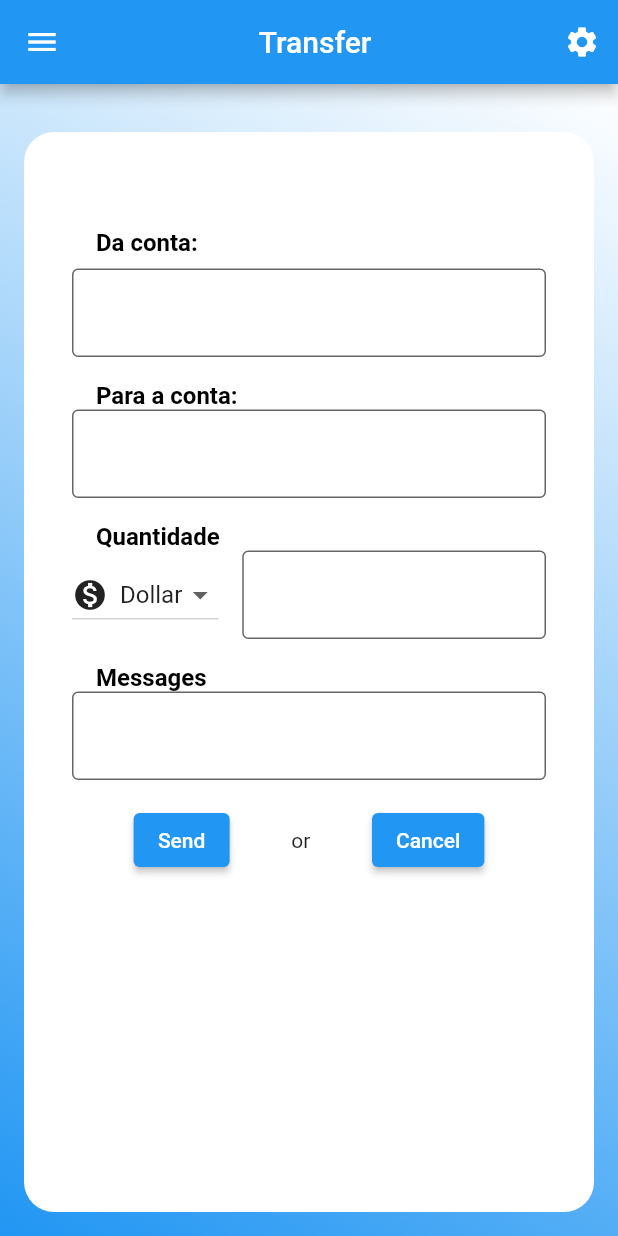
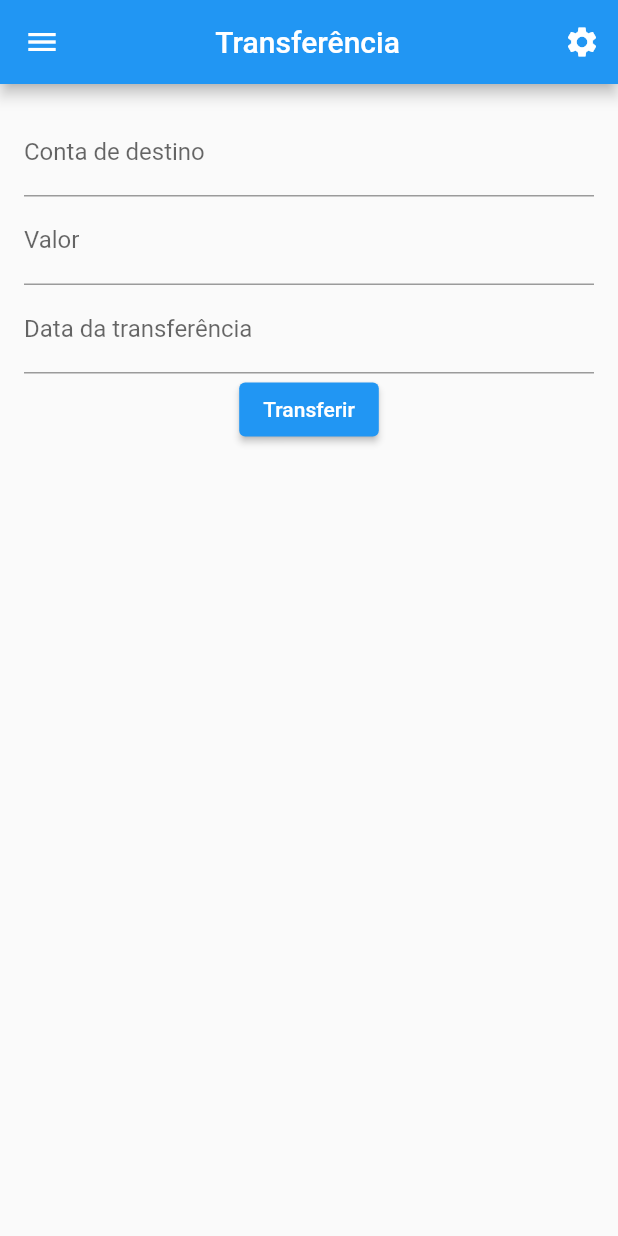
Before and after one commit to MaffezzoIIi/n1-mobile, a Flutter app: the Transfer screen opened directly, on a phone screen of 412 x 824 dp. Run offline on Flutter 3.47's test engine with Material 2 defaults, Android fonts, the light colour scheme and no system bars; drawn by our look-alikes of datetime_picker_formfield; our stand-ins replace cloud_firestore, firebase_core; accounts and stored records are empty.

Commit message:
integração com o fire base e crud de insert

```diff
--- a/lib/main.dart
+++ b/lib/main.dart
@@ -1,7 +1,10 @@
+import 'package:firebase_core/firebase_core.dart';
 import 'package:flutter/material.dart';
 import 'package:n1mobile/pages/login.dart';
 
-void main() {
+Future main() async {
+  WidgetsFlutterBinding.ensureInitialized();
+  await Firebase.initializeApp();
   runApp(const MyApp());
 }
 
--- a/lib/pages/main_page.dart
+++ b/lib/pages/main_page.dart
@@ -41,7 +41,7 @@ class MainPage extends StatelessWidget {
                 border: Border.all(color: Colors.grey, width: 1),
                 borderRadius: BorderRadius.circular(15),
               ),
-              padding: const EdgeInsets.all(15),
+              padding: const EdgeInsets.all(13),
               child: Row(children: [
                 const Icon(color: Colors.orange, Icons.person, size: 120),
                 Container(
@@ -94,7 +94,7 @@ class MainPage extends StatelessWidget {
                             onTap: () {
                               Navigator.of(context).push(
                                 MaterialPageRoute(
-                                  builder: (context) => const Transfer(),
+                                  builder: (context) => Transfer(),
                                 ),
                               );
                             },
--- a/lib/pages/transfer.dart
+++ b/lib/pages/transfer.dart
@@ -1,15 +1,21 @@
+import 'package:cloud_firestore/cloud_firestore.dart';
+import 'package:datetime_picker_formfield/datetime_picker_formfield.dart';
 import 'package:flutter/material.dart';
+import 'package:intl/intl.dart';
 
 class Transfer extends StatelessWidget {
-  const Transfer({Key? key}) : super(key: key);
+  Transfer({Key? key}) : super(key: key);
+
+  final contaDestino = TextEditingController();
+  final valorTransfer = TextEditingController();
+  final dataController = TextEditingController();
 
   @override
   Widget build(BuildContext context) {
-    var _selectedItem;
     return Scaffold(
         appBar: AppBar(
           title: const Center(
-          child: Text('Transfer'),
+            child: Text('Transferência  '),
           ),
           leading: IconButton(
             onPressed: () {},
@@ -23,176 +29,104 @@ class Transfer extends StatelessWidget {
           ],
         ),
         body: Container(
-        height: MediaQuery.of(context).size.height,
-        decoration: const BoxDecoration(
-          gradient: LinearGradient(
-            begin: Alignment.bottomLeft,
-            end: Alignment.topRight,
-            colors: [
-              Colors.blue,
-              Colors.white,
-            ],
+          padding: EdgeInsets.all(16),
+          child: Column(
+            children: [
+              TextField(
+                controller: contaDestino,
+                decoration: const InputDecoration(
+                  labelText: 'Conta de destino',
+                  hintText: 'Número da conta',
                 ),
               ),
-        child: Padding(
-          padding: const EdgeInsets.fromLTRB(16, 32, 16, 16),
-          child: Container(
-            width: 400,
-            padding: const EdgeInsets.all(16),
-            decoration: const BoxDecoration(
-              color: Colors.white,
-              borderRadius: BorderRadius.all(Radius.circular(20)),
+              TextField(
+                controller: valorTransfer,
+                decoration: const InputDecoration(
+                  labelText: 'Valor',
+                  hintText: '0.00',
                 ),
-            alignment: Alignment.center,
-            child: Padding(
-              padding: const EdgeInsets.all(16.0),
-              child: Column(
-                children: [
-                  const SizedBox(
-                    height: 32,
+                keyboardType: TextInputType.number,
               ),
-                  Container(
-                    margin: const EdgeInsets.only(left: 16),
-                    alignment: Alignment.centerLeft,
-                    child: const Text(
-                      'Da conta:',
-                      style: TextStyle(
-                        fontWeight: FontWeight.bold,
-                        fontSize: 16,
-                        color: Colors.black,
+              // create a date picker widget
+              DateTimeField(
+                controller: dataController,
+                decoration: const InputDecoration(
+                  labelText: 'Data da transferência',
+                  hintText: 'dd/mm/aaaa',
                 ),
+                onShowPicker: (context, currentValue) async {
+                  final date = await showDatePicker(
+                    context: context,
+                    firstDate: DateTime(1900),
+                    lastDate: DateTime(2100),
+                    initialDate: currentValue ?? DateTime.now(),
+                  );
+                  return date;
+                },
+                format: DateFormat('yyyy-MM-dd'),
               ),
-                  ),
-                  const SizedBox(height: 8),
-                  const TextField(
-                    decoration: InputDecoration(
-                      border: OutlineInputBorder(),
-                      fillColor: Colors.white,
-                      filled: true,
-                    ),
-                  ),
-                  const SizedBox(
-                    height: 16,
-                  ),
-                  Container(
-                    margin: const EdgeInsets.only(left: 16),
-                    alignment: Alignment.centerLeft,
-                    child: const Text(
-                      'Para a conta:',
-                      style: TextStyle(
-                        fontWeight: FontWeight.bold,
-                        fontSize: 16,
-                        color: Colors.black,
-                      ),
-                    ),
-                  ),
-                  const TextField(
-                    decoration: InputDecoration(
-                      border: OutlineInputBorder(),
-                      fillColor: Colors.white,
-                      filled: true,
-                    ),
-                  ),
-                  const SizedBox(
-                    height: 16,
-                  ),
-                  Container(
-                    margin: const EdgeInsets.only(left: 16),
-                    alignment: Alignment.centerLeft,
-                    child: const Text(
-                      'Quantidade',
-                      style: TextStyle(
-                        fontWeight: FontWeight.bold,
-                        fontSize: 16,
-                        color: Colors.black,
-                      ),
-                    ),
-                  ),
-                  // add a row with two text fields
-                  Row(
-                    children: [
-                      DropdownButton<String>(
-                        value: 'Option 1',
-                        onChanged: (value) {
-                          setState(() {
-                            _selectedItem = value;
-                          });
+
+              ElevatedButton(
+                onPressed: () {
+                  final name = contaDestino.text;
+                  final value = int.tryParse(valorTransfer.text) ?? 0;
+                  final dateTransfer = dataController.text;
+
+                  final TransferModel transferModel = TransferModel(
+                    name: name,
+                    value: value,
+                    dateTransfer: DateTime.parse(dateTransfer),
+                  );
+
+                  createUser(transferModel);
                 },
-                        items: const [
-                          DropdownMenuItem(
-                            value: 'Option 1',
-                            child: Row(
-                              children: [
-                                Icon(Icons.monetization_on_sharp),
-                                SizedBox(width: 8),
-                                Text('Dollar'),
-                              ],
-                            ),
+                child: const Text('Transferir'),
               ),
             ],
           ),
-                      const SizedBox(width: 16),
-                      const Expanded(
-                        child: TextField(
-                          decoration: InputDecoration(
-                            border: OutlineInputBorder(),
-                            fillColor: Colors.white,
-                            filled: true,
-                          ),
-                        ),
-                      ),
-                    ],
-                  ),
-                  const SizedBox(
-                    height: 16,
-                  ),
-                  Container(
-                    margin: const EdgeInsets.only(left: 16),
-                    alignment: Alignment.centerLeft,
-                    child: const Text(
-                      'Messages',
-                      style: TextStyle(
-                        fontWeight: FontWeight.bold,
-                        fontSize: 16,
-                        color: Colors.black,
-                      ),
-                    ),
-                  ),
-                  const TextField(
-                    decoration: InputDecoration(
-                      border: OutlineInputBorder(),
-                      fillColor: Colors.white,
-                      filled: true,
-                    ),
-                  ),
-                  // add a row with send and cancel buttons at the middle of the put the or text
-                  const SizedBox(
-                    height: 16,
-                  ),
-                  Row(
-                    mainAxisAlignment: MainAxisAlignment.spaceEvenly,
-                    children: [
-                      ElevatedButton(
-                        onPressed: () {},
-                        child: const Text('Send'),
-                      ),
-                      const Text('or'),
-                      ElevatedButton(
-                        onPressed: () {
-                          Navigator.pop(context);
-                        },
-                        child: const Text('Cancel'),
-                      ),
-                    ],
-                  ),
-                ],
-              ),
-            ),
-          ),
-        ),
-      ),
+        ));
+  }
+
+  void setState(Null Function() param0) {}
+
+  Future createUser(TransferModel transferModel) async {
+    final docTransfer =
+        FirebaseFirestore.instance.collection('transfers').doc();
+    transferModel.id = docTransfer.id;
+
+    final json = transferModel.toJson();
+
+    await docTransfer.set(json);
+  }
+}
+
+class TransferModel {
+  String id;
+  final String name;
+  final int value;
+  final DateTime dateTransfer;
+
+  TransferModel({
+    this.id = '',
+    required this.name,
+    required this.value,
+    required this.dateTransfer,
+  });
+
+  factory TransferModel.fromMap(Map<String, dynamic> map) {
+    return TransferModel(
+      name: map['name'] as String,
+      value: map['value'] as int,
+      dateTransfer: map['dateTransfer'] as DateTime,
     );
   }
 
-  void setState(Null Function() param0) {}
+  Map<String, dynamic> toJson() {
+    return {
+      'id': id,
+      'name': name,
+      'value': value,
+      'dateTransfer': dateTransfer,
+    };
   }
+}
--- a/pubspec.yaml
+++ b/pubspec.yaml
@@ -35,6 +35,10 @@ dependencies:
   # The following adds the Cupertino Icons font to your application.
   # Use with the CupertinoIcons class for iOS style icons.
   cupertino_icons: ^1.0.2
+  firebase_core: ^2.19.0
+  cloud_firestore: ^4.11.0
+  datetime_picker_formfield: ^2.0.1
+  intl: ^0.18.1
 
 dev_dependencies:
   flutter_test:
```
Also changed, not shown: pubspec.lock, 6 other files. Lines whose indentation alone changed are shown as unchanged.
